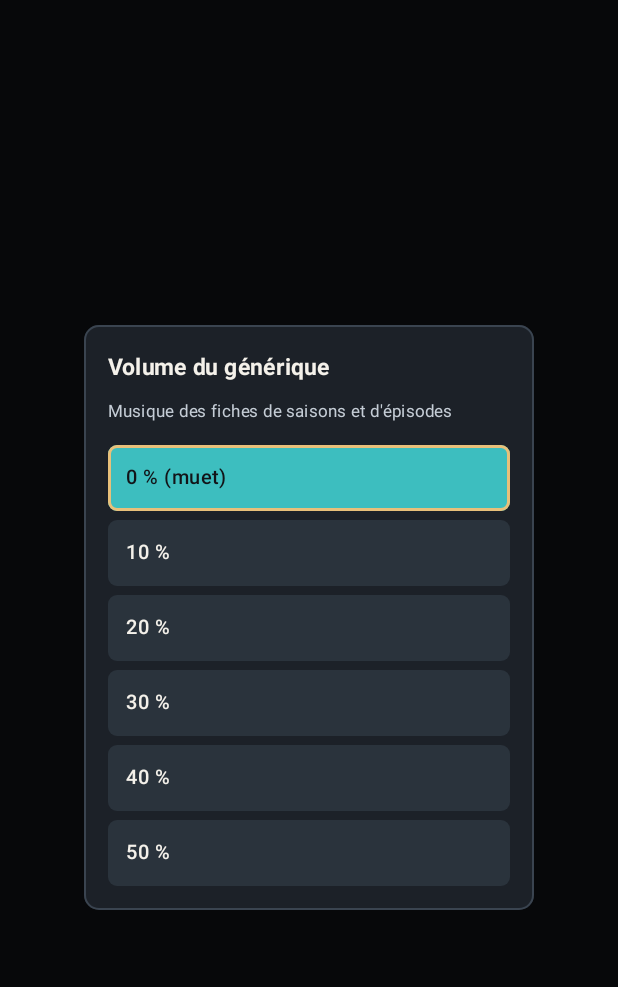
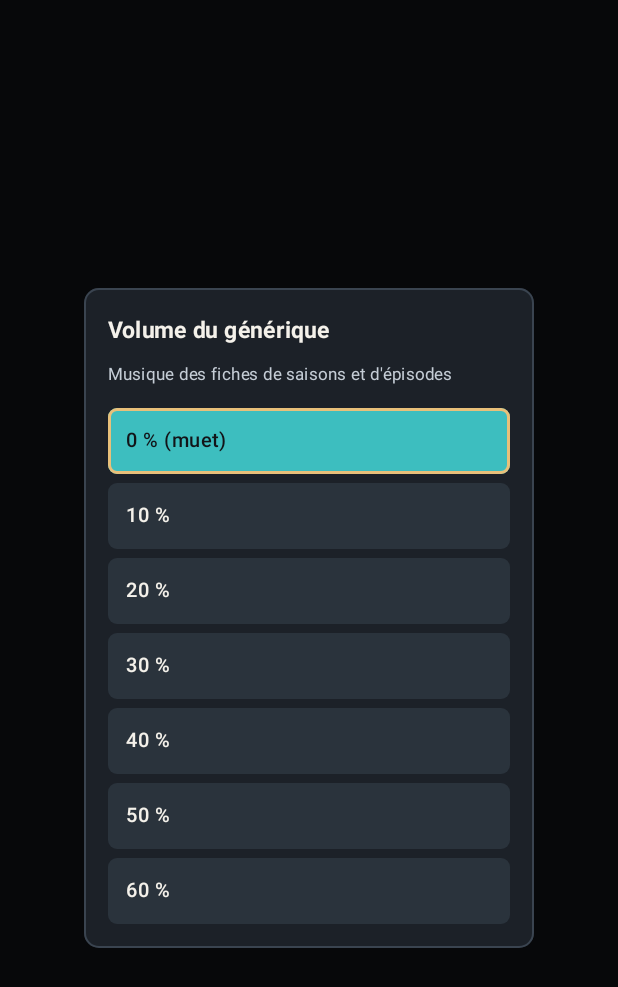
Before and after one commit to Kahenis/plexiplay-android, an Android app built with Jetpack Compose: the composable VolumeDialog called with empty values, on a phone screen of 412 x 824 dp. Shown: the top 987 px of the screen. Run offline under Robolectric (Android 15) with nearby library versions, the phone set to English and light mode, and no system bars; network calls fail.

Commit message:
1.5.6 : volume des prerolls et courbe quadratique des génériques (repris de la TV 1.4.2 à 1.4.4)
Co-Authored-By: Claude Opus 5.5 <noreply@anthropic.com>
Claude-Session: https://claude.ai/code/session_01Qvh2MACwY3vZod7MWBbsid

```diff
--- a/app/build.gradle.kts
+++ b/app/build.gradle.kts
@@ -13,8 +13,8 @@ android {
         applicationId = "tv.plexiplay.mobile"
         minSdk = 23
         targetSdk = 35
-        versionCode = 155
-        versionName = "1.5.5"
+        versionCode = 156
+        versionName = "1.5.6"
         ndk {
             abiFilters += listOf("arm64-v8a", "armeabi-v7a")
         }
--- a/app/src/main/kotlin/tv/plexiplay/ui/detail/MovieDetailScreen.kt
+++ b/app/src/main/kotlin/tv/plexiplay/ui/detail/MovieDetailScreen.kt
@@ -189,12 +189,12 @@ fun MovieDetailScreen(
     }
     val themePlayer = remember {
         ExoPlayer.Builder(context).build().apply {
-            volume = themeVolume
+            volume = themeVolume * themeVolume
             repeatMode = Player.REPEAT_MODE_OFF
             setAudioAttributes(quiet, false)
         }
     }
-    LaunchedEffect(themeVolume) { themePlayer.volume = themeVolume }
+    LaunchedEffect(themeVolume) { themePlayer.volume = themeVolume * themeVolume }
     DisposableEffect(trailerPlayer, themePlayer) {
         onDispose {
             trailerPlayer.release()
--- a/app/src/main/kotlin/tv/plexiplay/ui/detail/SeriesScreen.kt
+++ b/app/src/main/kotlin/tv/plexiplay/ui/detail/SeriesScreen.kt
@@ -136,12 +136,12 @@ fun SeriesScreen(
     }
     val themePlayer = remember {
         ExoPlayer.Builder(context).build().apply {
-            volume = themeVolume
+            volume = themeVolume * themeVolume
             repeatMode = Player.REPEAT_MODE_OFF
             setAudioAttributes(quiet, false)
         }
     }
-    LaunchedEffect(themeVolume) { themePlayer.volume = themeVolume }
+    LaunchedEffect(themeVolume) { themePlayer.volume = themeVolume * themeVolume }
     DisposableEffect(trailerPlayer, themePlayer) {
         onDispose {
             trailerPlayer.release()
--- a/app/src/main/kotlin/tv/plexiplay/ui/player/MpvPlayerScreen.kt
+++ b/app/src/main/kotlin/tv/plexiplay/ui/player/MpvPlayerScreen.kt
@@ -120,6 +120,7 @@ internal fun MpvPlayerScreen(
     onRegisterBack: ((() -> Boolean)?) -> Unit,
     onAudioChosen: (ClipPlay) -> Unit = {},
     onSubtitleChosen: suspend (ClipPlay, Int) -> Unit = { _, _ -> },
+    prerollVolume: Float = 0.75f,
 ) {
     val scope = rememberCoroutineScope()
     var notice by remember { mutableStateOf("") }
@@ -170,6 +171,11 @@ internal fun MpvPlayerScreen(
             val tracks = core?.get(MpvProperties.TrackList)?.getOrNull().orEmpty()
             val clip = clips.getOrNull(pos)
             val sign = "$pos:${tracks.size}:${tracks.firstOrNull()?.id}:${clip?.subtitleUrl}"
+            if (clip != null) {
+                // Volume d'un preroll : réduit ; le film et les bandes-annonces gardent 100 %.
+                val wanted = if (clip.kind == ClipKind.PREROLL) (prerollVolume * 100).toInt() else 100
+                if (core?.getString("volume")?.toDoubleOrNull()?.toInt() != wanted) runCatching { core?.setString("volume", wanted.toString()) }
+            }
             if (clip != null && tracks.isNotEmpty() && sign != signature) {
                 applyMpvChoice(view, clip, tracks, pos, added)
                 if (clip.startMs > 0L && resumed.add(pos)) {
--- a/app/src/main/kotlin/tv/plexiplay/ui/player/PlayerScreen.kt
+++ b/app/src/main/kotlin/tv/plexiplay/ui/player/PlayerScreen.kt
@@ -124,6 +124,8 @@ fun PlayerScreen(
     aspect: AspectMode,
     engine: Engine,
     playerKind: PlayerKind = PlayerKind.EXO,
+    // Volume du lecteur pendant un preroll (0 à 1) ; le film et les bandes-annonces gardent 1.
+    prerollVolume: Float = 0.75f,
     onProgress: (ratingKey: String, state: String, position: Long, duration: Long) -> Unit,
     onExit: () -> Unit,
     onRegisterBack: ((() -> Boolean)?) -> Unit = {},
@@ -140,7 +142,7 @@ fun PlayerScreen(
     onReload: suspend (ClipPlay, Int, Int, Long, String) -> Boolean = { _, _, _, _, _ -> false },
 ) {
     if (playerKind == PlayerKind.MPV) {
-        MpvPlayerScreen(clips, mpvMode, onProgress, onExit, onRegisterBack, onAudioChosen, onSubtitleChosen)
+        MpvPlayerScreen(clips, mpvMode, onProgress, onExit, onRegisterBack, onAudioChosen, onSubtitleChosen, prerollVolume = prerollVolume)
         return
     }
     var infoVisible by remember { mutableStateOf(false) }
@@ -253,6 +255,7 @@ fun PlayerScreen(
             if (startAt > 0L) setMediaItems(items, startIndex, startAt) else setMediaItems(items)
             prepare()
             playWhenReady = true
+            volume = if (clips.getOrNull(startIndex)?.kind == ClipKind.PREROLL) prerollVolume * prerollVolume else 1f
             clips.firstOrNull()?.let { applyTracks(this, it) }
         }
     }
@@ -620,6 +623,7 @@ fun PlayerScreen(
             override fun onMediaItemTransition(mediaItem: MediaItem?, reason: Int) {
                 refreshAudioTag()
                 val clip = clips.getOrNull(player.currentMediaItemIndex)
+                player.volume = if (clip?.kind == ClipKind.PREROLL) prerollVolume * prerollVolume else 1f
                 status = clip?.label ?: ""
                 selection[0] = -1
                 selection[1] = 0
--- a/app/src/main/kotlin/tv/plexiplay/ui/settings/VolumeDialog.kt
+++ b/app/src/main/kotlin/tv/plexiplay/ui/settings/VolumeDialog.kt
@@ -12,6 +12,8 @@ import androidx.compose.foundation.layout.fillMaxSize
 import androidx.compose.foundation.layout.fillMaxWidth
 import androidx.compose.foundation.layout.padding
 import androidx.compose.foundation.layout.width
+import androidx.compose.foundation.verticalScroll
+import androidx.compose.foundation.layout.heightIn
 import androidx.compose.foundation.shape.RoundedCornerShape
 import androidx.compose.material3.Text
 import androidx.compose.runtime.Composable
@@ -41,13 +43,24 @@ import tv.plexiplay.ui.theme.Paper
 import tv.plexiplay.ui.theme.Panel
 import tv.plexiplay.ui.theme.themedButton
 
-/** Volumes proposés pour la musique de générique : de 0 à 50 % par paliers de 10 %. */
-val ThemeVolumes = listOf(0, 10, 20, 30, 40, 50)
+/** Volumes proposés pour la musique de générique : de 0 à 60 % par paliers de 10 %. */
+val ThemeVolumes = listOf(0, 10, 20, 30, 40, 50, 60)
+
+/** Volumes proposés pour les prerolls : de 20 à 100 %, par paliers de 10 %, plus 75 % (valeur par défaut). */
+val PrerollVolumes = listOf(20, 30, 40, 50, 60, 70, 75, 80, 90, 100)
 
 /** Liste déroulante : haut/bas pour choisir, OK pour valider, Retour pour fermer sans changer. */
 @Composable
-fun VolumeDialog(current: Int, onPick: (Int) -> Unit, onDismiss: () -> Unit) {
-    var index by remember { mutableIntStateOf(ThemeVolumes.indexOf(current).coerceAtLeast(0)) }
+fun VolumeDialog(
+    current: Int,
+    onPick: (Int) -> Unit,
+    onDismiss: () -> Unit,
+    values: List<Int> = ThemeVolumes,
+    title: String = "Volume du générique",
+    subtitle: String = "Musique des fiches de saisons et d'épisodes",
+    zeroLabel: Boolean = true,
+) {
+    var index by remember { mutableIntStateOf(values.indexOf(current).coerceAtLeast(0)) }
     val focus = remember { FocusRequester() }
     LaunchedEffect(Unit) { focus.requestFocus() }
     Dialog(onDismissRequest = onDismiss, properties = DialogProperties(usePlatformDefaultWidth = false)) {
@@ -58,12 +71,12 @@ fun VolumeDialog(current: Int, onPick: (Int) -> Unit, onDismiss: () -> Unit) {
                     if (event.type == KeyEventType.KeyDown) {
                         when (event.key) {
                             Key.DirectionUp -> index = (index - 1).coerceAtLeast(0)
-                            Key.DirectionDown -> index = (index + 1).coerceAtMost(ThemeVolumes.lastIndex)
+                            Key.DirectionDown -> index = (index + 1).coerceAtMost(values.lastIndex)
                             else -> return@onPreviewKeyEvent false
                         }
                         true
                     } else if (event.type == KeyEventType.KeyUp && (event.key == Key.DirectionCenter || event.key == Key.Enter)) {
-                        onPick(ThemeVolumes[index])
+                        onPick(values[index])
                         true
                     } else {
                         false
@@ -74,22 +87,25 @@ fun VolumeDialog(current: Int, onPick: (Int) -> Unit, onDismiss: () -> Unit) {
             Column(
                 Modifier
                     .width(300.dp)
+                    // Téléphone en paysage : la liste des prerolls (10 valeurs) défile si elle ne tient pas.
+                    .heightIn(max = (androidx.compose.ui.platform.LocalConfiguration.current.screenHeightDp - 32).dp)
                     .background(Panel, RoundedCornerShape(10.dp))
                     .border(1.dp, Color(0xFF3A4450), RoundedCornerShape(10.dp))
+                    .verticalScroll(androidx.compose.foundation.rememberScrollState())
                     .padding(16.dp),
                 verticalArrangement = Arrangement.spacedBy(6.dp),
             ) {
-                Text("Volume du générique", color = Paper, fontSize = 15.sp, fontWeight = FontWeight.Bold)
+                Text(title, color = Paper, fontSize = 15.sp, fontWeight = FontWeight.Bold)
                 Text(
-                    "Musique des fiches de saisons et d'épisodes",
+                    subtitle,
                     color = Color(0xFFC5CDD6),
                     fontSize = 11.sp,
                     modifier = Modifier.padding(bottom = 4.dp),
                 )
-                ThemeVolumes.forEachIndexed { i, value ->
+                values.forEachIndexed { i, value ->
                     val selected = i == index
                     Text(
-                        if (value == 0) "0 % (muet)" else "$value %" + if (value == current) "  ✓" else "",
+                        if (value == 0 && zeroLabel) "0 % (muet)" else "$value %" + if (value == current) "  ✓" else "",
                         color = if (selected) Ink else Paper,
                         fontSize = 13.sp,
                         fontWeight = FontWeight.SemiBold,
--- a/core/plex/src/main/kotlin/tv/plexiplay/plex/PlexHeaders.kt
+++ b/core/plex/src/main/kotlin/tv/plexiplay/plex/PlexHeaders.kt
@@ -4,7 +4,7 @@ import okhttp3.Request
 
 object PlexHeaders {
     const val PRODUCT = "Plexiplay"
-    const val VERSION = "1.5.5"
+    const val VERSION = "1.5.6"
 
     fun apply(
         builder: Request.Builder,
```
Also changed, not shown: app/src/main/kotlin/tv/plexiplay/MainActivity.kt (+7 -0 lines), app/src/main/kotlin/tv/plexiplay/data/SessionStore.kt (+10 -3 lines), app/src/main/kotlin/tv/plexiplay/ui/settings/SettingsScreen.kt (+22 -0 lines), 4 other files.
